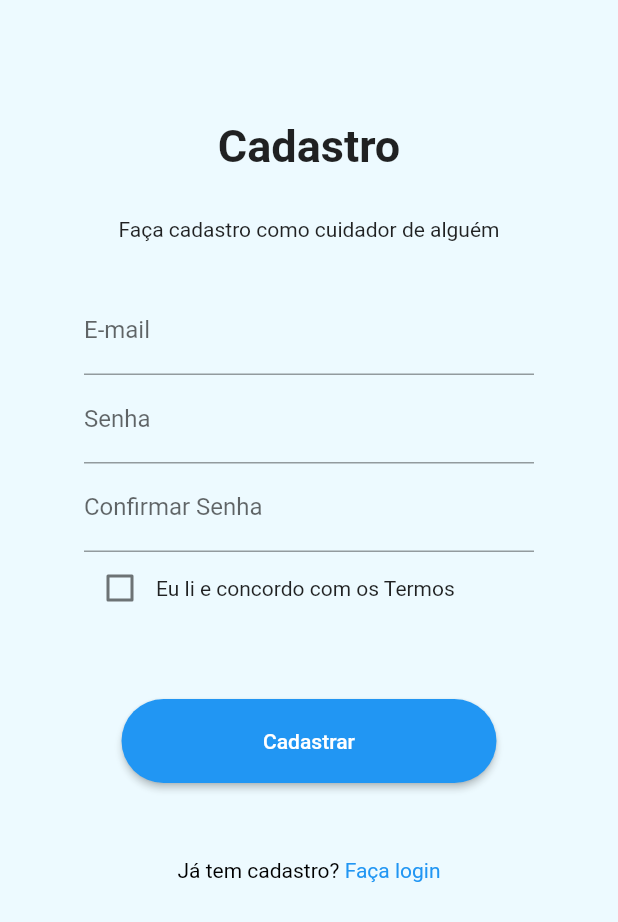
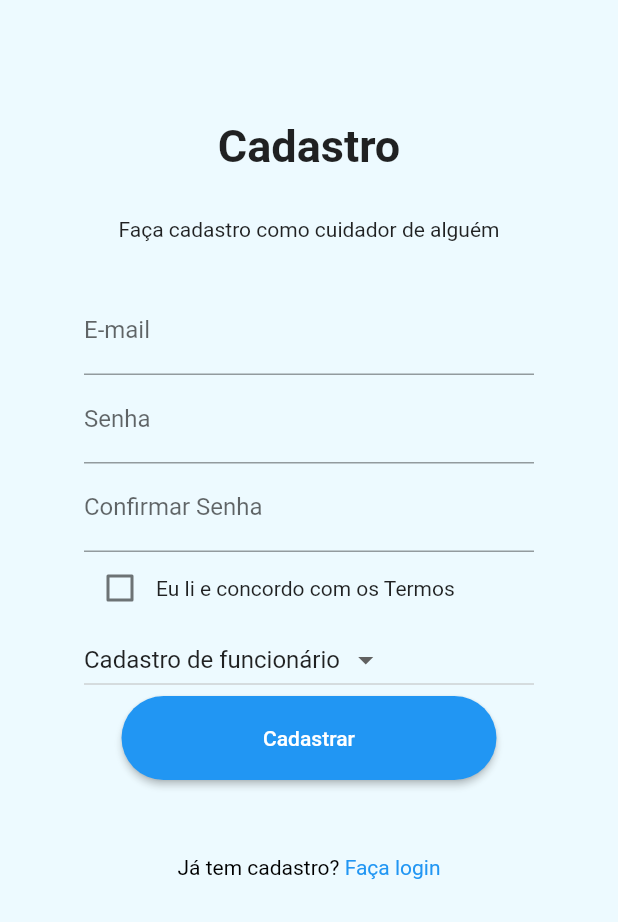
Before and after one commit to ReidakaiMFZ/help-elder, a Flutter app: the screen it shows after launch, after a tap on "Cadastro de Funcionário", on a phone screen of 412 x 824 dp. Shown: the top 922 px of the screen. Run offline on Flutter 3.47's test engine with Material 2 defaults, Android fonts, the phone set to English and light mode, and no system bars; our stand-ins replace cloud_firestore, firebase_auth, firebase_core, firebase_database, firebase_messaging, flutter_chat_bubble; missing offline and left inert: cpf_cnpj_validator; accounts and stored records are empty.

Commit message:
navegação telas de cadastro

```diff
--- a/help_elder/lib/cadastro_func.dart
+++ b/help_elder/lib/cadastro_func.dart
@@ -2,9 +2,13 @@ import 'package:flutter/gestures.dart';
 import 'package:flutter/material.dart';
 import 'package:firebase_auth/firebase_auth.dart';
 import 'package:cloud_firestore/cloud_firestore.dart';
+import 'package:help_elder/cadastro_resp.dart';
+import 'package:help_elder/cadastro_veio.dart';
 
 final FirebaseAuth auth = FirebaseAuth.instance;
 final FirebaseFirestore db = FirebaseFirestore.instance;
+
+const List<String> telas = <String> ['Cadastro de Idoso', 'Cadastro de responsável', 'Cadastro de funcionário'];
 
 class CadastroFunc extends StatelessWidget {
   const CadastroFunc({Key? key}) : super(key: key);
@@ -28,6 +32,13 @@ class CadastroFunc extends StatelessWidget {
     );
 
     return MaterialApp(
+
+      routes: <String, WidgetBuilder>{
+      '/cadResp': (context) => const CadastroResp(),
+      '/cadFunc': (context) => const CadastroFunc(),
+      '/cadVeio': (context) => const CadastroVeio(),
+    },
+
       home: Scaffold(
         body: SizedBox(
           width: 500,
@@ -99,8 +110,23 @@ class CadastroFunc extends StatelessWidget {
                   ],
                 ),
               ),
-              const SizedBox(
-                height: 50,
+              SizedBox(
+                width: 300,
+                child: DropdownButton(
+                  value: 'Cadastro de funcionário',
+                  items: telas.map((String value) {
+                    return DropdownMenuItem(
+                      value: value,
+                      child: Text(value),
+                    );
+                  }).toList(), onChanged: (String? value) {
+                    if (value == 'Cadastro de idoso') {
+                      Navigator.pushNamed(context, '/cadVeio');
+                    } else if (value == 'Cadastro de responsável') {
+                      Navigator.pushNamed(context, '/cadResp');
+                    }
+                   },
+                )
               ),
               SizedBox(
                 width: 250,
--- a/help_elder/lib/cadastro_resp.dart
+++ b/help_elder/lib/cadastro_resp.dart
@@ -6,8 +6,11 @@ import 'package:cloud_firestore/cloud_firestore.dart';
 final FirebaseAuth auth = FirebaseAuth.instance;
 final FirebaseFirestore db = FirebaseFirestore.instance;
 
+const List<String> telas = <String> ['Cadastro de Idoso', 'Cadastro de responsável', 'Cadastro de funcionário'];
+
 class CadastroResp extends StatelessWidget {
   const CadastroResp({Key? key}) : super(key: key);
+
 
   @override
   Widget build(BuildContext context) {
@@ -99,8 +102,23 @@ class CadastroResp extends StatelessWidget {
                   ],
                 ),
               ),
-              const SizedBox(
-                height: 50,
+              SizedBox(
+                width: 300,
+                child: DropdownButton(
+                  value: 'Cadastro de responsável',
+                  items: telas.map((String value) {
+                    return DropdownMenuItem(
+                      value: value,
+                      child: Text(value),
+                    );
+                  }).toList(), onChanged: (String? value) {
+                    if (value == 'Cadastro de idoso') {
+                      Navigator.pushNamed(context, '/cadVeio');
+                    } else if (value == 'Cadastro de funcionário') {
+                      Navigator.pushNamed(context, '/cadFunc');
+                    }
+                   },
+                )
               ),
               SizedBox(
                 width: 250,
```
Also changed, not shown: help_elder/lib/cadastro_veio.dart (+30 -0 lines), help_elder/pubspec.yaml (+7 -7 lines).
